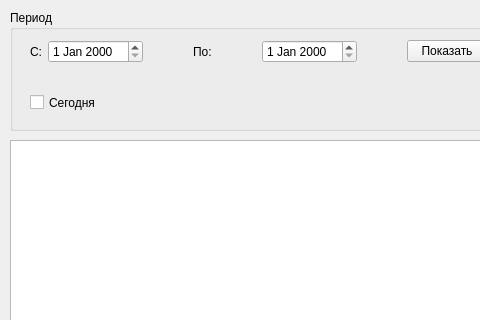
MishIvan/UbuntuProjects, file TasksAccounting/worksperioddialog.ui: the form before one commit; both pictures show x 0 to 480 and y 0 to 320 of the 905 by 690 pixel window.
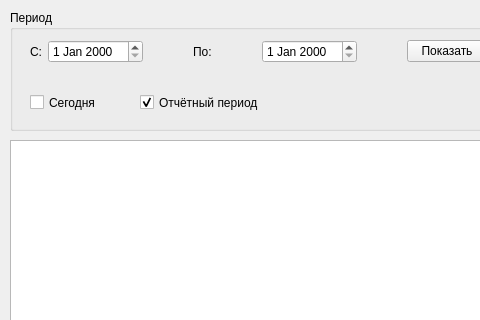
The form after the commit.

What changed in the file:
```diff
--- a/TasksAccounting/worksperioddialog.ui
+++ b/TasksAccounting/worksperioddialog.ui
@@ -166,6 +166,31 @@
      <string>Сегодня</string>
     </property>
    </widget>
+   <widget class="QCheckBox" name="m_periodCheckBox">
+    <property name="geometry">
+     <rect>
+      <x>130</x>
+      <y>80</y>
+      <width>181</width>
+      <height>25</height>
+     </rect>
+    </property>
+    <property name="toolTip">
+     <string>Установить даты отчётного периода</string>
+    </property>
+    <property name="text">
+     <string>Отчётный период</string>
+    </property>
+    <property name="checkable">
+     <bool>true</bool>
+    </property>
+    <property name="checked">
+     <bool>true</bool>
+    </property>
+    <property name="tristate">
+     <bool>false</bool>
+    </property>
+   </widget>
   </widget>
  </widget>
  <resources/>
```
Left out of the diff: 3 changed lines with no effect on the pictures.
